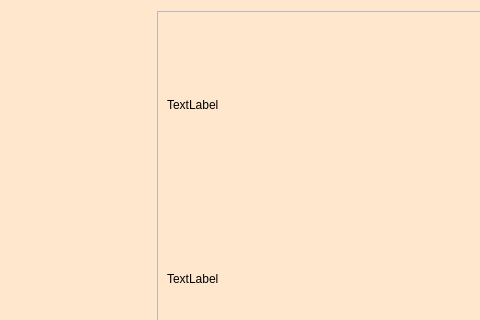
This is resultdialog.ui in aabbo/Qtprogram as Qt 5 draws it before an edit; both pictures show x 0 to 480 and y 0 to 320 of the 640 by 480 pixel window. The edited form follows.
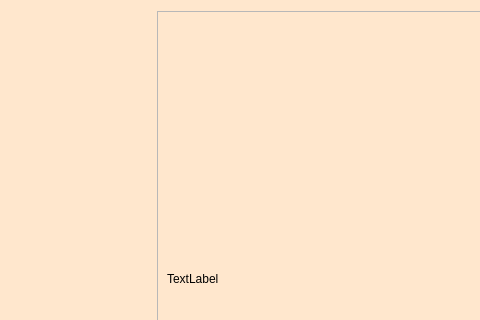
This is the edited form.

Patch:
```diff
--- a/resultdialog.ui
+++ b/resultdialog.ui
@@ -87,7 +87,7 @@
         <item>
          <widget class="QLabel" name="winner_label">
           <property name="text">
-           <string>TextLabel</string>
+           <string/>
           </property>
          </widget>
         </item>
```
